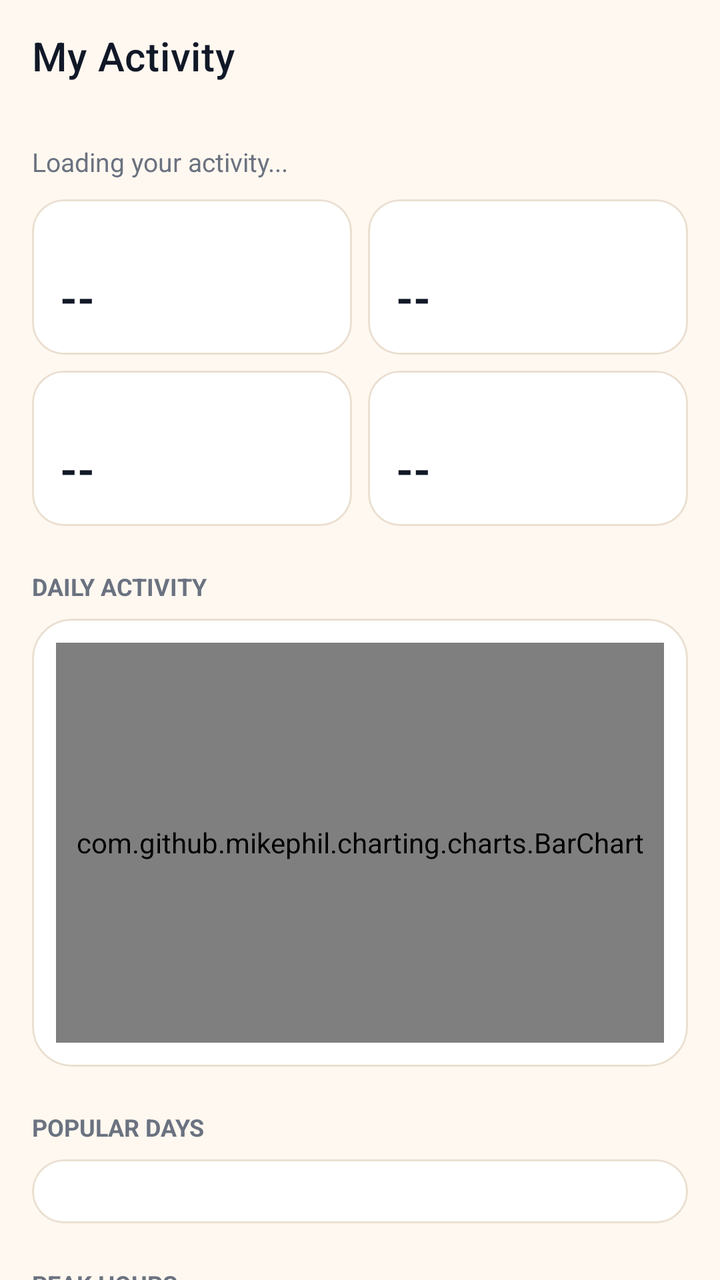
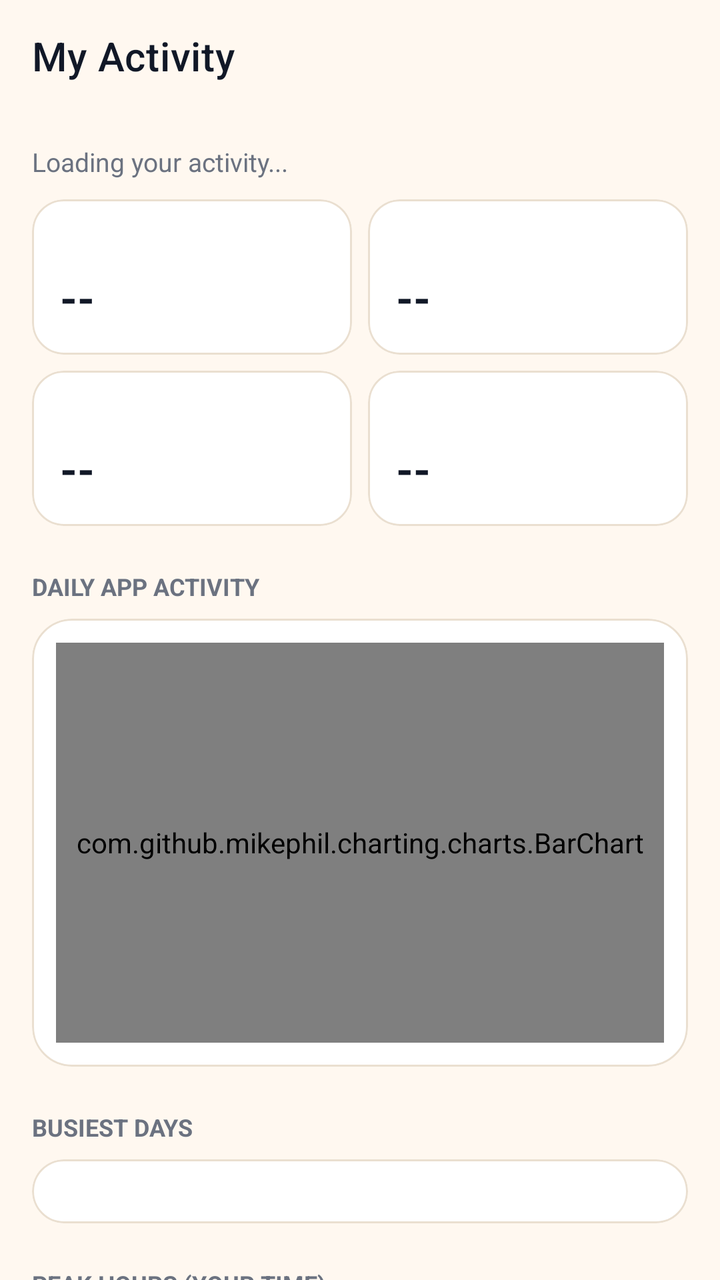

Two renders of the same Android screen: before a commit and after it. Below are the layout's source before the change and the commit's diff.
<!-- AndroidManifest.xml: application theme AppTheme -->
<!-- res/layout/activity_activity_stats.xml -->
<?xml version="1.0" encoding="utf-8"?>
<androidx.coordinatorlayout.widget.CoordinatorLayout
    xmlns:android="http://schemas.android.com/apk/res/android"
    xmlns:app="http://schemas.android.com/apk/res-auto"
    android:layout_width="match_parent"
    android:layout_height="match_parent"
    android:background="@color/colorBackground">
    <com.google.android.material.appbar.AppBarLayout
        android:layout_width="match_parent"
        android:layout_height="wrap_content"
        android:theme="@style/AppTheme.AppBarOverlay"
        app:elevation="0dp"
		android:stateListAnimator="@null">
        <androidx.appcompat.widget.Toolbar
            android:id="@+id/_toolbar"
            android:layout_width="match_parent"
            android:layout_height="?attr/actionBarSize"
            android:background="?attr/appBarColor"
            app:title="My Activity"
            app:popupTheme="@style/AppTheme.PopupOverlay" />
    </com.google.android.material.appbar.AppBarLayout>
    <androidx.core.widget.NestedScrollView
        android:layout_width="match_parent"
        android:layout_height="match_parent"
        app:layout_behavior="@string/appbar_scrolling_view_behavior">
        <LinearLayout
            android:layout_width="match_parent"
            android:layout_height="wrap_content"
            android:orientation="vertical"
            android:padding="16dp">

            <TextView
                android:id="@+id/tv_stats_state"
                android:layout_width="match_parent"
                android:layout_height="wrap_content"
                android:layout_marginBottom="10dp"
                android:text="Loading your activity..."
                android:textColor="@color/colorTextTertiary"
                android:textSize="13sp" />

            <LinearLayout
                android:layout_width="match_parent"
                android:layout_height="wrap_content"
                android:orientation="horizontal">
                <include layout="@layout/item_stat_tile" android:id="@+id/tile_reads" android:layout_width="0dp" android:layout_height="wrap_content" android:layout_weight="1" />
                <include layout="@layout/item_stat_tile" android:id="@+id/tile_days" android:layout_width="0dp" android:layout_height="wrap_content" android:layout_weight="1" android:layout_marginStart="8dp" />
            </LinearLayout>
            <LinearLayout
                android:layout_width="match_parent"
                android:layout_height="wrap_content"
                android:layout_marginTop="8dp"
                android:orientation="horizontal">
                <include layout="@layout/item_stat_tile" android:id="@+id/tile_gifts" android:layout_width="0dp" android:layout_height="wrap_content" android:layout_weight="1" />
                <include layout="@layout/item_stat_tile" android:id="@+id/tile_trust" android:layout_width="0dp" android:layout_height="wrap_content" android:layout_weight="1" android:layout_marginStart="8dp" />
            </LinearLayout>

            <TextView
                android:layout_width="wrap_content"
                android:layout_height="wrap_content"
                android:layout_marginTop="22dp"
                android:text="DAILY ACTIVITY"
                android:textColor="@color/colorTextTertiary"
                android:textSize="12sp"
                android:textStyle="bold" />
            <com.google.android.material.card.MaterialCardView
                android:layout_width="match_parent"
                android:layout_height="wrap_content"
                android:layout_marginTop="8dp"
                app:cardBackgroundColor="@color/colorSurface"
                app:cardCornerRadius="20dp"
                app:cardElevation="0dp"
                app:strokeColor="@color/colorCardStroke"
                app:strokeWidth="1dp">
                <com.github.mikephil.charting.charts.BarChart
                    android:id="@+id/chart_daily"
                    android:layout_width="match_parent"
                    android:layout_height="200dp"
                    android:layout_margin="12dp" />
            </com.google.android.material.card.MaterialCardView>

            <TextView
                android:layout_width="wrap_content"
                android:layout_height="wrap_content"
                android:layout_marginTop="22dp"
                android:text="POPULAR DAYS"
                android:textColor="@color/colorTextTertiary"
                android:textSize="12sp"
                android:textStyle="bold" />
            <com.google.android.material.card.MaterialCardView
                android:layout_width="match_parent"
                android:layout_height="wrap_content"
                android:layout_marginTop="8dp"
                app:cardBackgroundColor="@color/colorSurface"
                app:cardCornerRadius="20dp"
                app:cardElevation="0dp"
                app:strokeColor="@color/colorCardStroke"
                app:strokeWidth="1dp">
                <LinearLayout
                    android:id="@+id/ll_weekdays"
                    android:layout_width="match_parent"
                    android:layout_height="wrap_content"
                    android:orientation="vertical"
                    android:padding="16dp" />
            </com.google.android.material.card.MaterialCardView>

            <TextView
                android:layout_width="wrap_content"
                android:layout_height="wrap_content"
                android:layout_marginTop="22dp"
                android:text="PEAK HOURS"
                android:textColor="@color/colorTextTertiary"
                android:textSize="12sp"
                android:textStyle="bold" />
            <com.google.android.material.card.MaterialCardView
                android:layout_width="match_parent"
                android:layout_height="wrap_content"
                android:layout_marginTop="8dp"
                app:cardBackgroundColor="@color/colorSurface"
                app:cardCornerRadius="20dp"
                app:cardElevation="0dp"
                app:strokeColor="@color/colorCardStroke"
                app:strokeWidth="1dp">
                <com.github.mikephil.charting.charts.BarChart
                    android:id="@+id/chart_hours"
                    android:layout_width="match_parent"
                    android:layout_height="180dp"
                    android:layout_margin="12dp" />
            </com.google.android.material.card.MaterialCardView>

            <TextView
                android:id="@+id/tv_stats_note"
                android:layout_width="match_parent"
                android:layout_height="wrap_content"
                android:layout_marginTop="16dp"
                android:layout_marginBottom="24dp"
                android:textColor="@color/colorTextTertiary"
                android:textSize="12.5sp"
                android:lineSpacingMultiplier="1.2" />
        </LinearLayout>
    </androidx.core.widget.NestedScrollView>
</androidx.coordinatorlayout.widget.CoordinatorLayout>
<!-- res/layout/item_stat_tile.xml (included above) -->
<?xml version="1.0" encoding="utf-8"?>
<com.google.android.material.card.MaterialCardView
    xmlns:android="http://schemas.android.com/apk/res/android"
    xmlns:app="http://schemas.android.com/apk/res-auto"
    android:layout_width="match_parent"
    android:layout_height="wrap_content"
    app:cardBackgroundColor="@color/colorSurface"
    app:cardCornerRadius="16dp"
    app:cardElevation="0dp"
    app:strokeColor="@color/colorCardStroke"
    app:strokeWidth="1dp">
    <LinearLayout
        android:layout_width="match_parent"
        android:layout_height="wrap_content"
        android:orientation="vertical"
        android:padding="14dp">
        <TextView
            android:id="@+id/tv_tile_label"
            android:layout_width="wrap_content"
            android:layout_height="wrap_content"
            android:textColor="@color/colorTextTertiary"
            android:textSize="12sp" />
        <TextView
            android:id="@+id/tv_tile_value"
            android:layout_width="wrap_content"
            android:layout_height="wrap_content"
            android:layout_marginTop="4dp"
            android:text="--"
            android:textColor="@color/colorTextPrimary"
            android:textSize="22sp"
            android:textStyle="bold" />
    </LinearLayout>
</com.google.android.material.card.MaterialCardView>
<!-- resources referenced by this layout -->
<resources>
  <color name="colorBackground">#FFF8F0</color>
  <color name="colorCardStroke">#EADFD0</color>
  <color name="colorSurface">#FFFFFF</color>
  <color name="colorTextPrimary">#111827</color>
  <color name="colorTextTertiary">#6B7280</color>
  <style name="AppTheme.AppBarOverlay" parent="ThemeOverlay.MaterialComponents.Light">
          
          <item name="android:textColorPrimary">?attr/onAppBarColor</item>
          <item name="android:textColorSecondary">?attr/onAppBarColor</item>
          <item name="colorControlNormal">?attr/onAppBarColor</item>
          <item name="colorOnSurface">?attr/onAppBarColor</item>
      </style>
  <style name="AppTheme.PopupOverlay" parent="ThemeOverlay.MaterialComponents.Light">
          <item name="popupMenuStyle">@style/HarvanaPopupMenu</item>
          <item name="actionOverflowMenuStyle">@style/HarvanaPopupMenu</item>
      </style>
  <style name="HarvanaPopupMenu" parent="Widget.MaterialComponents.PopupMenu">
          <item name="android:popupBackground">@drawable/bg_popup_menu</item>
          <item name="android:popupElevation">10dp</item>
      </style>
  <!-- drawable ic_nav_back (drawable) -->
  <?xml version="1.0" encoding="utf-8"?>
  <vector xmlns:android="http://schemas.android.com/apk/res/android"
      android:width="24dp" android:height="24dp" android:viewportWidth="24" android:viewportHeight="24"
      android:autoMirrored="true"
      android:tint="?attr/colorControlNormal">
      <path android:fillColor="#FFFFFFFF" android:pathData="M20,11H7.83l5.59,-5.59L12,4l-8,8 8,8 1.41,-1.41L7.83,13H20v-2z" />
  </vector>
  <style name="HarvanaTextView" parent="android:Widget.TextView">
          <item name="android:textColor">@color/colorTextPrimary</item>
      </style>
  <color name="colorAccent">#FF9030</color>
  <color name="colorTextOnAccent">#111827</color>
  <color name="colorAccentDark">#E57A14</color>
  <color name="colorError">#EF4444</color>
  <color name="colorTextPrimaryWhite">#FFFFFF</color>
  <color name="colorControlNormal">#6B7280</color>
  <color name="colorAccentRipple">#1AFF9030</color>
  <color name="colorAccentStroke">#33FF9030</color>
  <color name="colorAccentStrong">#B85F0A</color>
  <color name="colorTextSecondary">#4B5563</color>
  <!-- drawable bg_popup_menu (drawable) -->
  <?xml version="1.0" encoding="utf-8"?>
  <shape xmlns:android="http://schemas.android.com/apk/res/android" android:shape="rectangle">
      <solid android:color="@color/colorPopupSurface" />
      <stroke android:width="1dp" android:color="@color/colorCardStroke" />
      <corners android:radius="14dp" />
  </shape>
  <style name="HarvanaDialogButton" parent="Widget.MaterialComponents.Button.TextButton.Dialog">
          <item name="android:textColor">@color/colorAccent</item>
          <item name="android:minHeight">48dp</item>
      </style>
  <style name="HarvanaBottomSheetStyle" parent="Widget.MaterialComponents.BottomSheet.Modal">
          <item name="backgroundTint">?attr/colorSurface</item>
          <item name="shapeAppearanceOverlay">@style/HarvanaBottomSheetShape</item>
      </style>
  <color name="colorPopupSurface">#F4E8D6</color>
  <style name="HarvanaBottomSheetShape" parent="">
          <item name="cornerFamily">rounded</item>
          <item name="cornerSizeTopLeft">20dp</item>
          <item name="cornerSizeTopRight">20dp</item>
          <item name="cornerSizeBottomLeft">0dp</item>
          <item name="cornerSizeBottomRight">0dp</item>
      </style>
  <!-- unchanged entries left out for length: 3 -->
</resources>

<!-- the commit's change to res/layout/activity_activity_stats.xml (unified diff, before → after) -->
@@ -58,7 +58,7 @@
                 android:layout_width="wrap_content"
                 android:layout_height="wrap_content"
                 android:layout_marginTop="22dp"
-                android:text="DAILY ACTIVITY"
+                android:text="DAILY APP ACTIVITY"
                 android:textColor="@color/colorTextTertiary"
                 android:textSize="12sp"
                 android:textStyle="bold" />
@@ -82,7 +82,7 @@
                 android:layout_width="wrap_content"
                 android:layout_height="wrap_content"
                 android:layout_marginTop="22dp"
-                android:text="POPULAR DAYS"
+                android:text="BUSIEST DAYS"
                 android:textColor="@color/colorTextTertiary"
                 android:textSize="12sp"
                 android:textStyle="bold" />
@@ -107,7 +107,7 @@
                 android:layout_width="wrap_content"
                 android:layout_height="wrap_content"
                 android:layout_marginTop="22dp"
-                android:text="PEAK HOURS"
+                android:text="PEAK HOURS (YOUR TIME)"
                 android:textColor="@color/colorTextTertiary"
                 android:textSize="12sp"
                 android:textStyle="bold" />
@@ -125,6 +125,32 @@
                     android:layout_width="match_parent"
                     android:layout_height="180dp"
                     android:layout_margin="12dp" />
+            </com.google.android.material.card.MaterialCardView>
+
+
+            <TextView
+                android:layout_width="wrap_content"
+                android:layout_height="wrap_content"
+                android:layout_marginTop="22dp"
+                android:text="ON THIS PHONE"
+                android:textColor="@color/colorTextTertiary"
+                android:textSize="12sp"
+                android:textStyle="bold" />
+            <com.google.android.material.card.MaterialCardView
+                android:layout_width="match_parent"
+                android:layout_height="wrap_content"
+                android:layout_marginTop="8dp"
+                app:cardBackgroundColor="@color/colorSurface"
+                app:cardCornerRadius="20dp"
+                app:cardElevation="0dp"
+                app:strokeColor="@color/colorCardStroke"
+                app:strokeWidth="1dp">
+                <LinearLayout
+                    android:id="@+id/ll_usage"
+                    android:layout_width="match_parent"
+                    android:layout_height="wrap_content"
+                    android:orientation="vertical"
+                    android:padding="16dp" />
             </com.google.android.material.card.MaterialCardView>
 
             <TextView
